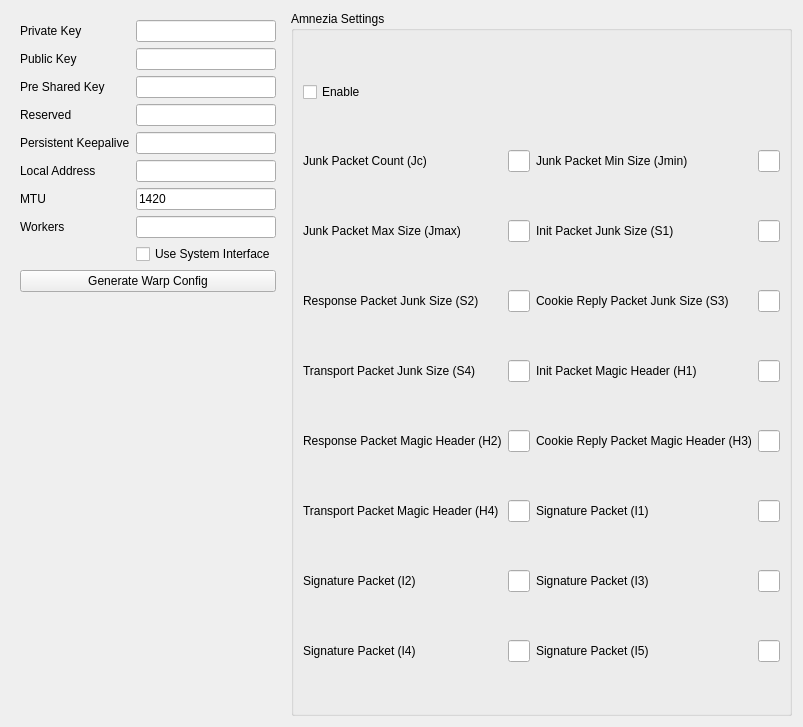
Old version of the form include/ui/profile/edit_wireguard.ui in the repository 0-Kutya-0/Throne.
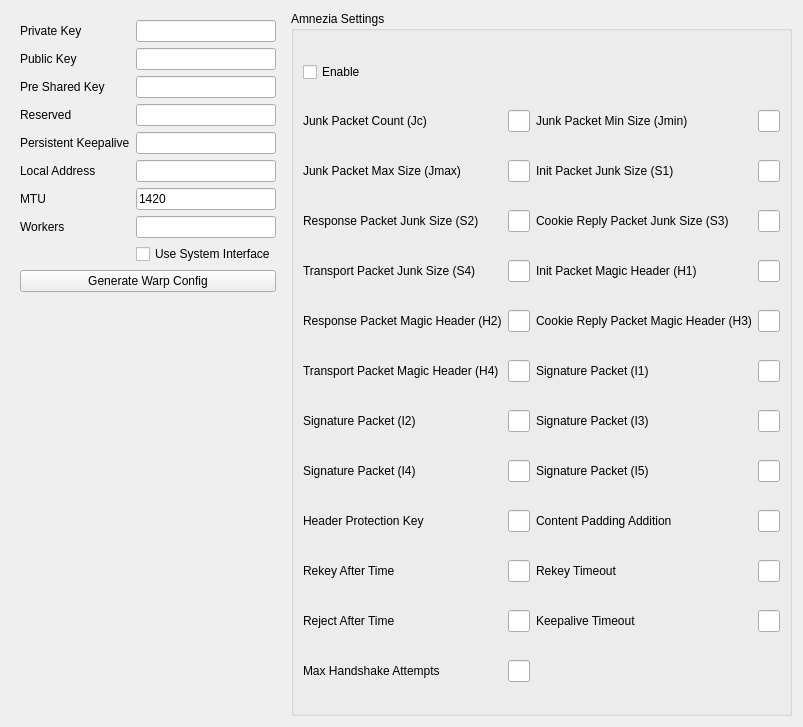
New version of the form.

Diff of the .ui file:
```diff
--- a/include/ui/profile/edit_wireguard.ui
+++ b/include/ui/profile/edit_wireguard.ui
@@ -303,6 +303,97 @@
       <item row="15" column="3">
        <widget class="QLineEdit" name="i5"/>
       </item>
+      <item row="17" column="0">
+       <widget class="QLabel" name="header_protection_key_l">
+        <property name="toolTip">
+         <string>&lt;html&gt;&lt;head/&gt;&lt;body&gt;&lt;p&gt;AmneziaWG 3.0. Base64 key. Requires S1-S4 to be at least 12.&lt;/p&gt;&lt;/body&gt;&lt;/html&gt;</string>
+        </property>
+        <property name="text">
+         <string>Header Protection Key</string>
+        </property>
+       </widget>
+      </item>
+      <item row="17" column="1">
+       <widget class="QLineEdit" name="header_protection_key"/>
+      </item>
+      <item row="17" column="2">
+       <widget class="QLabel" name="content_padding_addition_l">
+        <property name="toolTip">
+         <string>&lt;html&gt;&lt;head/&gt;&lt;body&gt;&lt;p&gt;AmneziaWG 3.0. Bytes of random trailing padding, as a value or range (e.g. 0-64).&lt;/p&gt;&lt;/body&gt;&lt;/html&gt;</string>
+        </property>
+        <property name="text">
+         <string>Content Padding Addition</string>
+        </property>
+       </widget>
+      </item>
+      <item row="17" column="3">
+       <widget class="QLineEdit" name="content_padding_addition"/>
+      </item>
+      <item row="19" column="0">
+       <widget class="QLabel" name="rekey_after_time_l">
+        <property name="toolTip">
+         <string>&lt;html&gt;&lt;head/&gt;&lt;body&gt;&lt;p&gt;AmneziaWG 3.0. Seconds before a rekey is attempted, as a value or range.&lt;/p&gt;&lt;/body&gt;&lt;/html&gt;</string>
+        </property>
+        <property name="text">
+         <string>Rekey After Time</string>
+        </property>
+       </widget>
+      </item>
+      <item row="19" column="1">
+       <widget class="QLineEdit" name="rekey_after_time"/>
+      </item>
+      <item row="19" column="2">
+       <widget class="QLabel" name="rekey_timeout_l">
+        <property name="toolTip">
+         <string>&lt;html&gt;&lt;head/&gt;&lt;body&gt;&lt;p&gt;AmneziaWG 3.0. Seconds before a handshake is retried, as a value or range.&lt;/p&gt;&lt;/body&gt;&lt;/html&gt;</string>
+        </property>
+        <property name="text">
+         <string>Rekey Timeout</string>
+        </property>
+       </widget>
+      </item>
+      <item row="19" column="3">
+       <widget class="QLineEdit" name="rekey_timeout"/>
+      </item>
+      <item row="21" column="0">
+       <widget class="QLabel" name="reject_after_time_l">
+        <property name="toolTip">
+         <string>&lt;html&gt;&lt;head/&gt;&lt;body&gt;&lt;p&gt;AmneziaWG 3.0. Seconds before keys are rejected, as a value or range.&lt;/p&gt;&lt;/body&gt;&lt;/html&gt;</string>
+        </property>
+        <property name="text">
+         <string>Reject After Time</string>
+        </property>
+       </widget>
+      </item>
+      <item row="21" column="1">
+       <widget class="QLineEdit" name="reject_after_time"/>
+      </item>
+      <item row="21" column="2">
+       <widget class="QLabel" name="keepalive_timeout_l">
+        <property name="toolTip">
+         <string>&lt;html&gt;&lt;head/&gt;&lt;body&gt;&lt;p&gt;AmneziaWG 3.0. Seconds of idle time before a keepalive is sent, as a value or range.&lt;/p&gt;&lt;/body&gt;&lt;/html&gt;</string>
+        </property>
+        <property name="text">
+         <string>Keepalive Timeout</string>
+        </property>
+       </widget>
+      </item>
+      <item row="21" column="3">
+       <widget class="QLineEdit" name="keepalive_timeout"/>
+      </item>
+      <item row="23" column="0">
+       <widget class="QLabel" name="max_handshake_attempts_l">
+        <property name="toolTip">
+         <string>&lt;html&gt;&lt;head/&gt;&lt;body&gt;&lt;p&gt;AmneziaWG 3.0. Handshake retries before giving up, as a value or range.&lt;/p&gt;&lt;/body&gt;&lt;/html&gt;</string>
+        </property>
+        <property name="text">
+         <string>Max Handshake Attempts</string>
+        </property>
+       </widget>
+      </item>
+      <item row="23" column="1">
+       <widget class="QLineEdit" name="max_handshake_attempts"/>
+      </item>
      </layout>
     </widget>
    </item>
```
Left out of the diff: 2 changed lines with no effect on the pictures.
